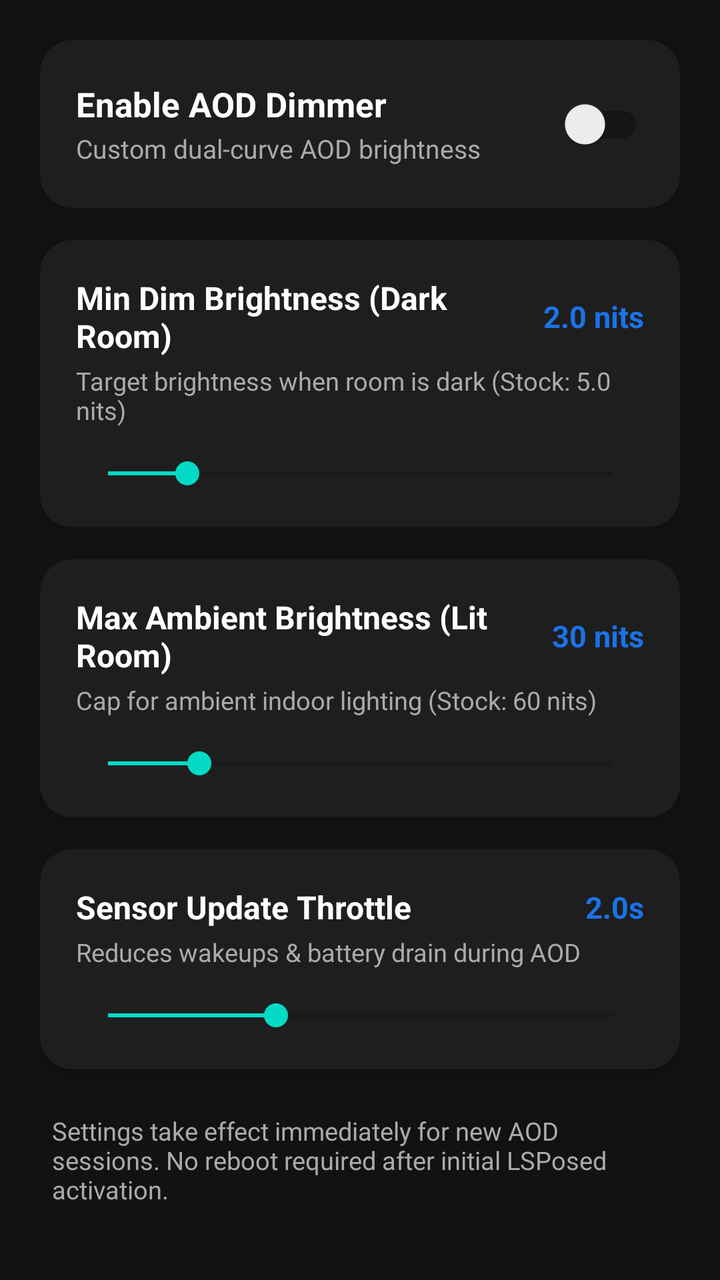
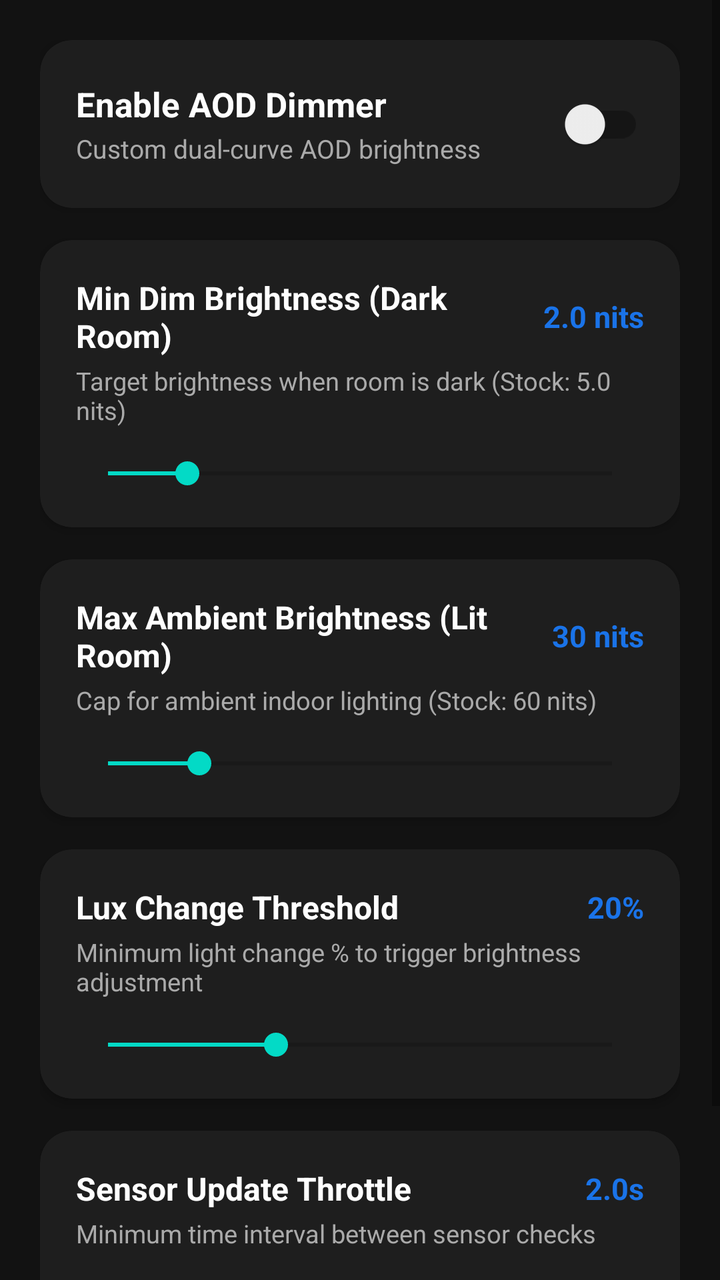

Two renders of the same Android screen: before a commit and after it. Below are the layout's source before the change and the commit's diff.
<!-- AndroidManifest.xml: application theme Theme.AodDimmer -->
<!-- res/layout/activity_main.xml -->
<?xml version="1.0" encoding="utf-8"?>
<ScrollView xmlns:android="http://schemas.android.com/apk/res/android"
    xmlns:app="http://schemas.android.com/apk/res-auto"
    android:layout_width="match_parent"
    android:layout_height="match_parent"
    android:background="@color/background"
    android:fillViewport="true">

    <LinearLayout
        android:layout_width="match_parent"
        android:layout_height="wrap_content"
        android:orientation="vertical"
        android:padding="20dp">

        
        <com.google.android.material.card.MaterialCardView
            android:layout_width="match_parent"
            android:layout_height="wrap_content"
            app:cardCornerRadius="16dp"
            app:cardElevation="3dp"
            app:cardBackgroundColor="@color/surface"
            android:layout_marginBottom="16dp">

            <LinearLayout
                android:layout_width="match_parent"
                android:layout_height="wrap_content"
                android:orientation="horizontal"
                android:gravity="center_vertical"
                android:padding="18dp">

                <LinearLayout
                    android:layout_width="0dp"
                    android:layout_height="wrap_content"
                    android:layout_weight="1"
                    android:orientation="vertical">

                    <TextView
                        android:layout_width="wrap_content"
                        android:layout_height="wrap_content"
                        android:text="Enable AOD Dimmer"
                        android:textSize="17sp"
                        android:textStyle="bold"
                        android:textColor="@color/text_primary" />

                    <TextView
                        android:layout_width="wrap_content"
                        android:layout_height="wrap_content"
                        android:text="Custom dual-curve AOD brightness"
                        android:textSize="13sp"
                        android:textColor="@color/text_secondary"
                        android:layout_marginTop="2dp" />
                </LinearLayout>

                <androidx.appcompat.widget.SwitchCompat
                    android:id="@+id/switch_enabled"
                    android:layout_width="wrap_content"
                    android:layout_height="wrap_content" />
            </LinearLayout>
        </com.google.android.material.card.MaterialCardView>

        
        <com.google.android.material.card.MaterialCardView
            android:layout_width="match_parent"
            android:layout_height="wrap_content"
            app:cardCornerRadius="16dp"
            app:cardElevation="3dp"
            app:cardBackgroundColor="@color/surface"
            android:layout_marginBottom="16dp">

            <LinearLayout
                android:layout_width="match_parent"
                android:layout_height="wrap_content"
                android:orientation="vertical"
                android:padding="18dp">

                <LinearLayout
                    android:layout_width="match_parent"
                    android:layout_height="wrap_content"
                    android:orientation="horizontal"
                    android:gravity="center_vertical">

                    <TextView
                        android:layout_width="0dp"
                        android:layout_height="wrap_content"
                        android:layout_weight="1"
                        android:text="Min Dim Brightness (Dark Room)"
                        android:textSize="16sp"
                        android:textStyle="bold"
                        android:textColor="@color/text_primary" />

                    <TextView
                        android:id="@+id/tv_min_nits"
                        android:layout_width="wrap_content"
                        android:layout_height="wrap_content"
                        android:text="2.0 nits"
                        android:textSize="15sp"
                        android:textStyle="bold"
                        android:textColor="@color/primary" />
                </LinearLayout>

                <TextView
                    android:layout_width="wrap_content"
                    android:layout_height="wrap_content"
                    android:text="Target brightness when room is dark (Stock: 5.0 nits)"
                    android:textSize="12.5sp"
                    android:textColor="@color/text_secondary"
                    android:layout_marginTop="3dp"
                    android:layout_marginBottom="14dp" />

                <SeekBar
                    android:id="@+id/seekbar_min_nits"
                    android:layout_width="match_parent"
                    android:layout_height="wrap_content"
                    android:max="19"
                    android:progress="3" />
            </LinearLayout>
        </com.google.android.material.card.MaterialCardView>

        
        <com.google.android.material.card.MaterialCardView
            android:layout_width="match_parent"
            android:layout_height="wrap_content"
            app:cardCornerRadius="16dp"
            app:cardElevation="3dp"
            app:cardBackgroundColor="@color/surface"
            android:layout_marginBottom="16dp">

            <LinearLayout
                android:layout_width="match_parent"
                android:layout_height="wrap_content"
                android:orientation="vertical"
                android:padding="18dp">

                <LinearLayout
                    android:layout_width="match_parent"
                    android:layout_height="wrap_content"
                    android:orientation="horizontal"
                    android:gravity="center_vertical">

                    <TextView
                        android:layout_width="0dp"
                        android:layout_height="wrap_content"
                        android:layout_weight="1"
                        android:text="Max Ambient Brightness (Lit Room)"
                        android:textSize="16sp"
                        android:textStyle="bold"
                        android:textColor="@color/text_primary" />

                    <TextView
                        android:id="@+id/tv_max_nits"
                        android:layout_width="wrap_content"
                        android:layout_height="wrap_content"
                        android:text="30 nits"
                        android:textSize="15sp"
                        android:textStyle="bold"
                        android:textColor="@color/primary" />
                </LinearLayout>

                <TextView
                    android:layout_width="wrap_content"
                    android:layout_height="wrap_content"
                    android:text="Cap for ambient indoor lighting (Stock: 60 nits)"
                    android:textSize="12.5sp"
                    android:textColor="@color/text_secondary"
                    android:layout_marginTop="3dp"
                    android:layout_marginBottom="14dp" />

                <SeekBar
                    android:id="@+id/seekbar_max_nits"
                    android:layout_width="match_parent"
                    android:layout_height="wrap_content"
                    android:max="110"
                    android:progress="20" />
            </LinearLayout>
        </com.google.android.material.card.MaterialCardView>

        
        <com.google.android.material.card.MaterialCardView
            android:layout_width="match_parent"
            android:layout_height="wrap_content"
            app:cardCornerRadius="16dp"
            app:cardElevation="3dp"
            app:cardBackgroundColor="@color/surface"
            android:layout_marginBottom="16dp">

            <LinearLayout
                android:layout_width="match_parent"
                android:layout_height="wrap_content"
                android:orientation="vertical"
                android:padding="18dp">

                <LinearLayout
                    android:layout_width="match_parent"
                    android:layout_height="wrap_content"
                    android:orientation="horizontal"
                    android:gravity="center_vertical">

                    <TextView
                        android:layout_width="0dp"
                        android:layout_height="wrap_content"
                        android:layout_weight="1"
                        android:text="Sensor Update Throttle"
                        android:textSize="16sp"
                        android:textStyle="bold"
                        android:textColor="@color/text_primary" />

                    <TextView
                        android:id="@+id/tv_throttle_interval"
                        android:layout_width="wrap_content"
                        android:layout_height="wrap_content"
                        android:text="2.0s"
                        android:textSize="15sp"
                        android:textStyle="bold"
                        android:textColor="@color/primary" />
                </LinearLayout>

                <TextView
                    android:layout_width="wrap_content"
                    android:layout_height="wrap_content"
                    android:text="Reduces wakeups &amp; battery drain during AOD"
                    android:textSize="12.5sp"
                    android:textColor="@color/text_secondary"
                    android:layout_marginTop="3dp"
                    android:layout_marginBottom="14dp" />

                <SeekBar
                    android:id="@+id/seekbar_throttle"
                    android:layout_width="match_parent"
                    android:layout_height="wrap_content"
                    android:max="9"
                    android:progress="3" />
            </LinearLayout>
        </com.google.android.material.card.MaterialCardView>

        <TextView
            android:layout_width="match_parent"
            android:layout_height="wrap_content"
            android:text="Settings take effect immediately for new AOD sessions. No reboot required after initial LSPosed activation."
            android:textSize="12.5sp"
            android:textColor="@color/text_secondary"
            android:padding="6dp" />

    </LinearLayout>
</ScrollView>
<!-- resources referenced by this layout -->
<resources>
  <color name="background">#121212</color>
  <color name="primary">#1A73E8</color>
  <color name="surface">#1E1E1E</color>
  <color name="text_primary">#FFFFFF</color>
  <color name="text_secondary">#AAAAAA</color>
  <style name="Theme.AodDimmer" parent="Theme.MaterialComponents.DayNight.DarkActionBar">
          <item name="colorPrimary">@color/primary</item>
          <item name="colorPrimaryVariant">@color/primary_variant</item>
          <item name="android:statusBarColor">@color/surface</item>
      </style>
  <color name="primary_variant">#1557B0</color>
</resources>

<!-- the commit's change to res/layout/activity_main.xml (unified diff, before → after) -->
@@ -199,16 +199,16 @@
                         android:layout_width="0dp"
                         android:layout_height="wrap_content"
                         android:layout_weight="1"
-                        android:text="Sensor Update Throttle"
+                        android:text="Lux Change Threshold"
                         android:textSize="16sp"
                         android:textStyle="bold"
                         android:textColor="@color/text_primary" />
 
                     <TextView
-                        android:id="@+id/tv_throttle_interval"
-                        android:layout_width="wrap_content"
-                        android:layout_height="wrap_content"
-                        android:text="2.0s"
+                        android:id="@+id/tv_diff_threshold"
+                        android:layout_width="wrap_content"
+                        android:layout_height="wrap_content"
+                        android:text="20%"
                         android:textSize="15sp"
                         android:textStyle="bold"
                         android:textColor="@color/primary" />
@@ -217,13 +217,71 @@
                 <TextView
                     android:layout_width="wrap_content"
                     android:layout_height="wrap_content"
-                    android:text="Reduces wakeups &amp; battery drain during AOD"
+                    android:text="Minimum light change % to trigger brightness adjustment"
                     android:textSize="12.5sp"
                     android:textColor="@color/text_secondary"
                     android:layout_marginTop="3dp"
                     android:layout_marginBottom="14dp" />
 
                 <SeekBar
+                    android:id="@+id/seekbar_diff_threshold"
+                    android:layout_width="match_parent"
+                    android:layout_height="wrap_content"
+                    android:max="45"
+                    android:progress="15" />
+            </LinearLayout>
+        </com.google.android.material.card.MaterialCardView>
+
+        
+        <com.google.android.material.card.MaterialCardView
+            android:layout_width="match_parent"
+            android:layout_height="wrap_content"
+            app:cardCornerRadius="16dp"
+            app:cardElevation="3dp"
+            app:cardBackgroundColor="@color/surface"
+            android:layout_marginBottom="16dp">
+
+            <LinearLayout
+                android:layout_width="match_parent"
+                android:layout_height="wrap_content"
+                android:orientation="vertical"
+                android:padding="18dp">
+
+                <LinearLayout
+                    android:layout_width="match_parent"
+                    android:layout_height="wrap_content"
+                    android:orientation="horizontal"
+                    android:gravity="center_vertical">
+
+                    <TextView
+                        android:layout_width="0dp"
+                        android:layout_height="wrap_content"
+                        android:layout_weight="1"
+                        android:text="Sensor Update Throttle"
+                        android:textSize="16sp"
+                        android:textStyle="bold"
+                        android:textColor="@color/text_primary" />
+
+                    <TextView
+                        android:id="@+id/tv_throttle_interval"
+                        android:layout_width="wrap_content"
+                        android:layout_height="wrap_content"
+                        android:text="2.0s"
+                        android:textSize="15sp"
+                        android:textStyle="bold"
+                        android:textColor="@color/primary" />
+                </LinearLayout>
+
+                <TextView
+                    android:layout_width="wrap_content"
+                    android:layout_height="wrap_content"
+                    android:text="Minimum time interval between sensor checks"
+                    android:textSize="12.5sp"
+                    android:textColor="@color/text_secondary"
+                    android:layout_marginTop="3dp"
+                    android:layout_marginBottom="14dp" />
+
+                <SeekBar
                     android:id="@+id/seekbar_throttle"
                     android:layout_width="match_parent"
                     android:layout_height="wrap_content"
@@ -235,7 +293,7 @@
         <TextView
             android:layout_width="match_parent"
             android:layout_height="wrap_content"
-            android:text="Settings take effect immediately for new AOD sessions. No reboot required after initial LSPosed activation."
+            android:text="Settings take effect immediately. No reboot required."
             android:textSize="12.5sp"
             android:textColor="@color/text_secondary"
             android:padding="6dp" />
